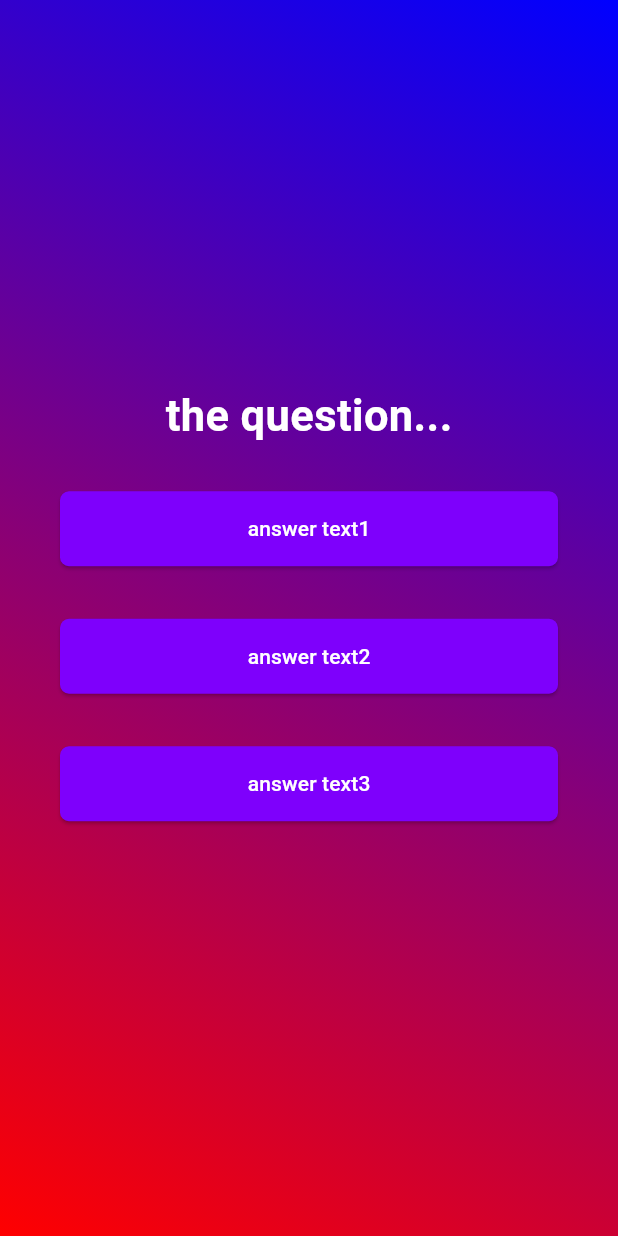
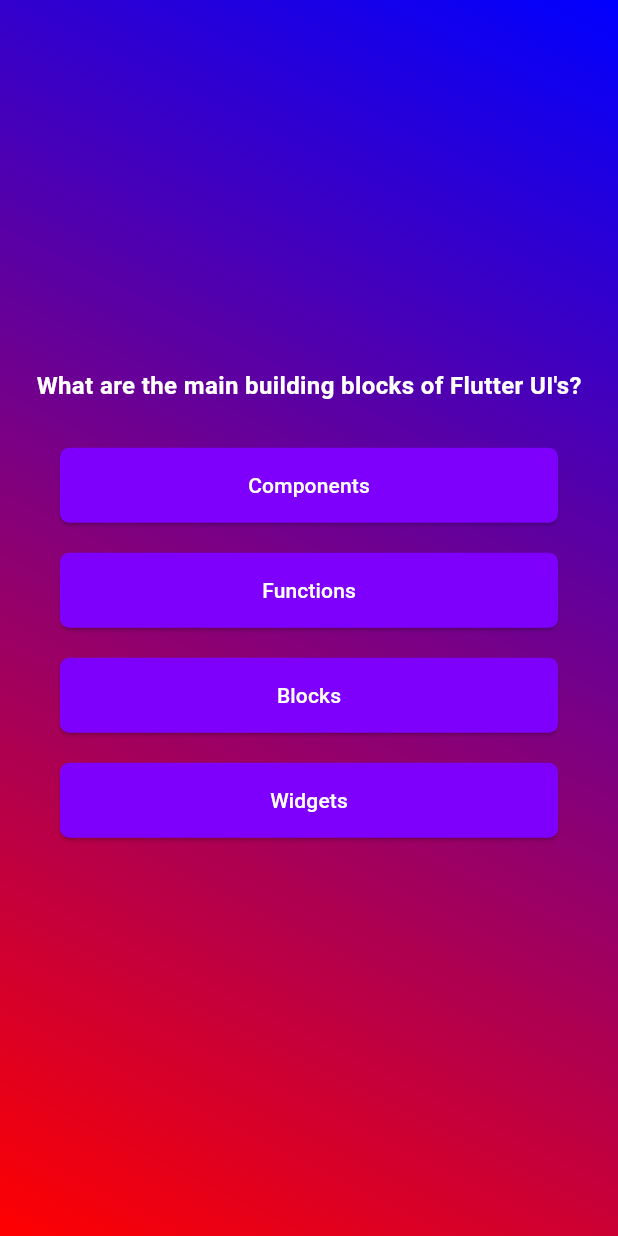
Before and after one commit to SassaroCristian/quiz_app_flutter, a Flutter app: the screen it shows after launch, after a tap on "Start Quiz", on a phone screen of 412 x 824 dp. Run offline on Flutter 3.47's test engine with Material 3 defaults, Android fonts, the phone set to English and light mode, and no system bars.

Commit message:
changed logic to dispay qyestions buttons dinamically

```diff
--- a/lib/questions_screen.dart
+++ b/lib/questions_screen.dart
@@ -1,5 +1,6 @@
 import 'package:flutter/material.dart';
 import 'package:quiz_app_flutter/answer_button.dart';
+import 'package:quiz_app_flutter/data/questions.dart';
 
 class QuestionsScreen extends StatefulWidget {
   const QuestionsScreen({super.key});
@@ -10,30 +11,31 @@ class QuestionsScreen extends StatefulWidget {
 }
 
 class _QuestionsScreenState extends State<QuestionsScreen> {
+  var currentQuestionIndex = 0;
+  void aAnswerQuestion() {
+    // 3 way of acheving the same result
+    // currentQuestionIndex = currentQuestionIndex + 1;
+    // currentQuestionIndex += 1;
+    currentQuestionIndex++;
+  }
+
   @override
   Widget build(context) {
+    final currentQuestion = questions[0];
     return SizedBox(
       width: double.infinity,
       child: Column(
         mainAxisAlignment: MainAxisAlignment.center,
         children: [
-          const Text(
-            'the question...',
-            style: TextStyle(
-                color: Colors.white, fontSize: 29, fontWeight: FontWeight.bold),
+          Text(
+            currentQuestion.text,
+            style: const TextStyle(
+                color: Colors.white, fontSize: 16, fontWeight: FontWeight.bold),
           ),
-          const SizedBox(
-            height: 30,
-          ),
-          AnswerButton(answerText: 'answer text1', onTap: () {}),
-          const SizedBox(
-            height: 15,
-          ),
-          AnswerButton(answerText: 'answer text2', onTap: () {}),
-          const SizedBox(
-            height: 15,
-          ),
-          AnswerButton(answerText: 'answer text3', onTap: () {}),
+          const SizedBox(height: 30),
+          ...currentQuestion.getShuffledAnswers().map((answer) {
+            return AnswerButton(answerText: answer, onTap: () {});
+          })
         ],
       ),
     );
```
